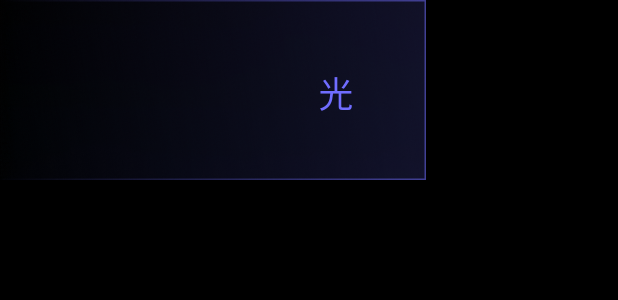
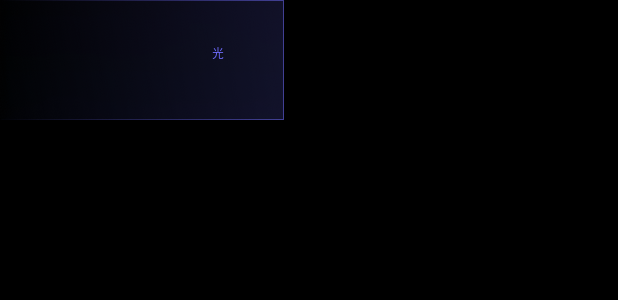
Before and after one commit to Zimang/DesayAICockpit, an Android app built with Jetpack Compose: the @Preview function SLEChooserItem_, on a phone screen of 412 x 824 dp. Shown: the top 300 px of the screen. Run offline under Robolectric (Android 15) with nearby library versions, the phone set to English and light mode, and no system bars.

Commit message:
3.12:start

```diff
--- a/app/src/main/java/com/desay/desayaicockpit/ui/screen/MainScreen.kt
+++ b/app/src/main/java/com/desay/desayaicockpit/ui/screen/MainScreen.kt
@@ -29,6 +29,7 @@ import androidx.compose.ui.Alignment
 import androidx.compose.ui.Modifier
 import androidx.compose.ui.graphics.Color
 import androidx.compose.ui.layout.ContentScale
+import androidx.compose.ui.platform.LocalDensity
 import androidx.compose.ui.res.colorResource
 import androidx.compose.ui.res.painterResource
 import androidx.compose.ui.tooling.preview.Preview
@@ -37,15 +38,10 @@ import androidx.compose.ui.unit.dp
 //import androidx.compose.ui.unit.dp
 import androidx.compose.ui.unit.sp
 import com.desay.desayaicockpit.R
+import com.desay.desayaicockpit.utils.pxToDp
 
-inline val Int.dp: Dp get() = Dp(this.toFloat())
-//@Composable
-//fun MainRun(modifier: Modifier){
-//    Box(modifier = Modifier.fillMaxSize().background(Color.Black)) {
-//        // 前景内容
-//        SLEChooser(modifier )
-//    }
-//}
+val deltaFontWeight=-24
+
 
 private data class SLEItem(
     val id: Int,
@@ -85,8 +81,8 @@ fun SLEChooser_(){
 fun SLEChooserItem( tag:String,choosen:Boolean,onChoose:()->Unit,
     modifier: Modifier){
     Box(modifier=modifier.size(
-        height = 120.dp,
-        width = 284.dp,
+        height = 120.pxToDp(),
+        width = 284.pxToDp(),
     ).background(Color.Transparent)) {
         if (choosen) {
             Image(contentDescription = "", painter = painterResource(R.drawable.choosen)
@@ -95,10 +91,11 @@ fun SLEChooserItem( tag:String,choosen:Boolean,onChoose:()->Unit,
 
         Text(
             text =tag,
-            fontSize = 24.sp,
+            fontSize = (32+ deltaFontWeight).sp  ,
             color = if (choosen) colorResource(R.color.choosen)  else colorResource(R.color.n_choosen),
             modifier = modifier
-                .padding(top = 44.dp, start = 212.dp)
+                .padding(top = (44.06f).pxToDp(), start = 212.pxToDp())
+                .size(width = 29.66f.pxToDp(), height = 28.83f.pxToDp())
                 .clickable {
                     onChoose()
                 }
@@ -121,8 +118,8 @@ fun genMyCockpitButton_(){
 @Composable
 fun genMyCockpitButton(text: String, modifier: Modifier){
     Box(modifier=modifier.size(
-        height = 80.dp,
-        width = 340.dp
+        height = 80.pxToDp(),
+        width = 340.pxToDp()
     ), contentAlignment = Alignment.Center){
         Image(contentDescription = "",
             painter = painterResource(R.drawable.gen_b)
@@ -135,7 +132,7 @@ fun genMyCockpitButton(text: String, modifier: Modifier){
 @Composable
 fun PannelBG(modifier: Modifier){
      Box(){
-         GeneralImage(img = R.drawable.bg_pannel,modifier=modifier, height = 1286.dp, width = 284.75.dp)
+         GeneralImage(img = R.drawable.bg_pannel,modifier=modifier, height = 1286.pxToDp(), width = (284.75f).pxToDp())
 //         GeneralImage(img = )
      }
 }
--- /dev/null
+++ b/app/src/main/java/com/desay/desayaicockpit/utils/Utils.kt
@@ -0,0 +1,23 @@
+package com.desay.desayaicockpit.utils
+
+import androidx.compose.runtime.Composable
+import androidx.compose.ui.platform.LocalDensity
+import androidx.compose.ui.unit.Dp
+
+
+@Composable
+fun Int.pxToDp(): Dp {
+    val density = LocalDensity.current
+    return with(density) { this@pxToDp.toDp() }
+}
+
+@Composable
+fun Float.pxToDp(): Dp {
+    val density = LocalDensity.current
+    return with(density) { this@pxToDp.toDp() }
+}
+@Composable
+fun Long.pxToDp(): Dp {
+    val density = LocalDensity.current
+    return with(density) { this@pxToDp.toFloat().toDp() }
+}
```
Also changed, not shown: app/src/main/java/com/desay/desayaicockpit/ui/screen/CustomCockpitScreen.kt (added, +19 -0 lines), app/src/main/java/com/desay/desayaicockpit/ui/screen/InspirationScreen.kt (added, +7 -0 lines), app/src/main/java/com/desay/desayaicockpit/ui/screen/SELScreen.kt (+0 -160 lines), app/src/main/java/com/desay/desayaicockpit/ui/screen/ThemeSavingScreen.kt (added, +8 -0 lines).
